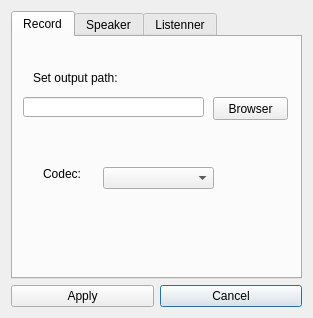
The window that Translator/settings.ui (Ernyoke/Allamvizsga) describes before a commit, drawn with Qt 5.
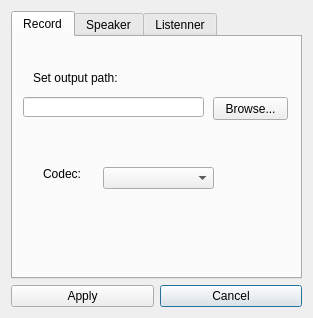
The same window after the commit. The open tabs and pages were chosen to show the change.

```diff
--- a/Translator/settings.ui
+++ b/Translator/settings.ui
@@ -93,7 +93,7 @@
         </rect>
        </property>
        <property name="text">
-        <string>Browser</string>
+        <string>Browse...</string>
        </property>
       </widget>
      </widget>
```
Left out of the diff: 4 changed lines with no effect on the pictures.
